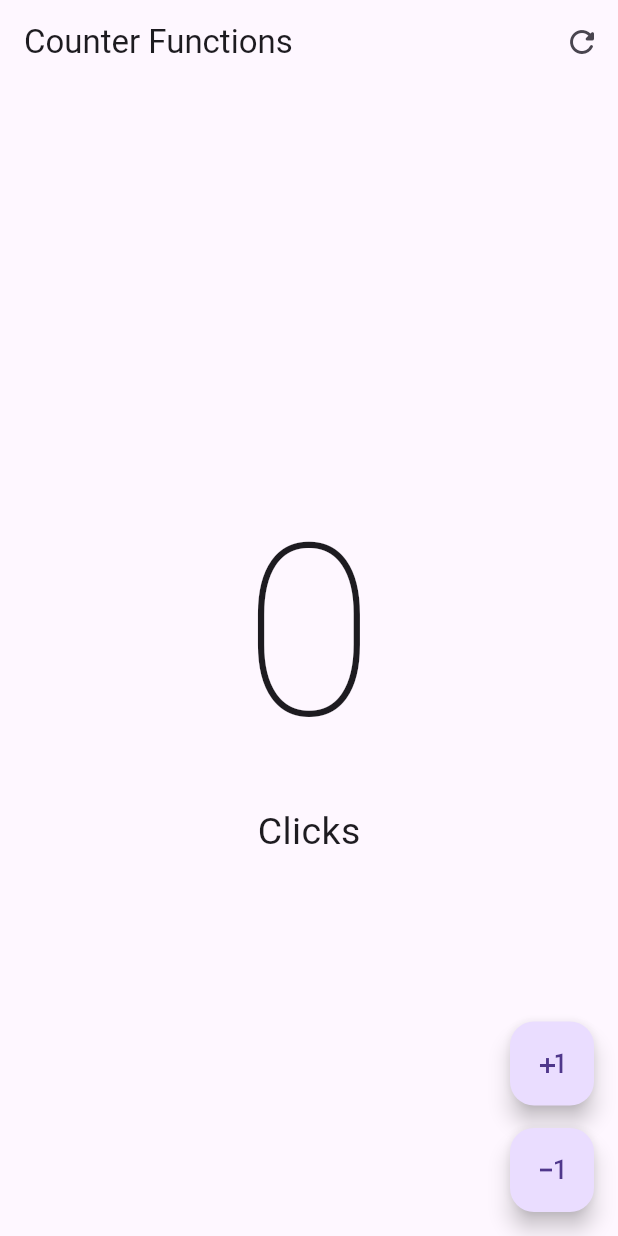
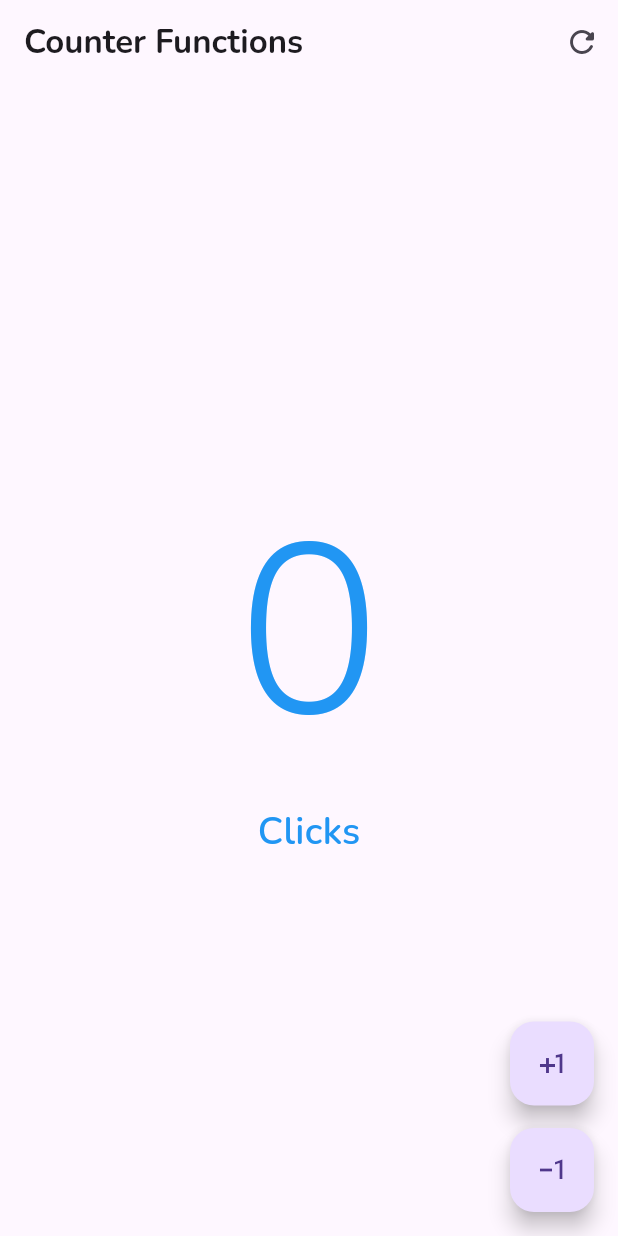
Before and after one commit to Brisgregorio/Practicas_DMI_230362, a Flutter app: the screen it shows after launch, after a tap on the "plus one" icon, after a tap on the "exposure minus 1" icon, on a phone screen of 412 x 824 dp. Run offline on Flutter 3.47's test engine with Material 3 defaults, Android fonts, the phone set to English and light mode, and no system bars; our stand-ins replace google_fonts.

Commit message:
Tarea Flutter
Se realizo la primera tarea de la practica cambio de colores y tipo de letra

```diff
--- a/hello_word_app/lib/presetation/screens/counter/counter_screen.dart
+++ b/hello_word_app/lib/presetation/screens/counter/counter_screen.dart
@@ -1,28 +1,63 @@
 import 'package:flutter/material.dart';
+import 'package:google_fonts/google_fonts.dart';
 
 class CounterFunctionsScreen extends StatefulWidget {
   const CounterFunctionsScreen({super.key});
 
   @override
-  State<CounterFunctionsScreen> createState() => _CounterFunctionsScreenState();
+  State<CounterFunctionsScreen> createState() =>
+      _CounterFunctionsScreenState();
 }
 
 class _CounterFunctionsScreenState extends State<CounterFunctionsScreen> {
   int clickCounter = 0;
 
+  Color get counterColor {
+    if (clickCounter > 0) {
+      return Colors.green;
+    }
+
+    if (clickCounter < 0) {
+      return Colors.red;
+    }
+
+    return Colors.blue;
+  }
+
+  void increaseCounter() {
+    setState(() {
+      clickCounter++;
+    });
+  }
+
+  void decreaseCounter() {
+    setState(() {
+      clickCounter--;
+    });
+  }
+
+  void resetCounter() {
+    setState(() {
+      clickCounter = 0;
+    });
+  }
+
   @override
   Widget build(BuildContext context) {
     return Scaffold(
       appBar: AppBar(
-        title: const Text('Counter Functions'),
+        title: Text(
+          'Counter Functions',
+          style: GoogleFonts.nunito(
+            fontSize: 22,
+            fontWeight: FontWeight.bold,
+          ),
+        ),
         actions: [
           IconButton(
-            icon: Icon(Icons.refresh_rounded),
-            onPressed: () {
-              setState(() {
-                clickCounter = 0;
-              });
-            },
+            icon: const Icon(Icons.refresh_rounded),
+            tooltip: 'Reiniciar contador',
+            onPressed: resetCounter,
           ),
         ],
       ),
@@ -30,10 +65,22 @@ class _CounterFunctionsScreenState extends State<CounterFunctionsScreen> {
         child: Column(
           mainAxisAlignment: MainAxisAlignment.center,
           children: [
-              Text('$clickCounter',
-                style: const TextStyle(
-                  fontSize: 160, fontWeight: FontWeight.w100 )),
-              Text('Click${clickCounter == 1 ? '' : 's' }', style: TextStyle( fontSize: 25 ))
+            Text(
+              '$clickCounter',
+              style: GoogleFonts.nunito(
+                fontSize: 160,
+                fontWeight: FontWeight.w300,
+                color: counterColor,
+              ),
+            ),
+            Text(
+              'Click${clickCounter == 1 ? '' : 's'}',
+              style: GoogleFonts.nunito(
+                fontSize: 25,
+                fontWeight: FontWeight.w600,
+                color: counterColor,
+              ),
+            ),
           ],
         ),
       ),
@@ -41,24 +88,18 @@ class _CounterFunctionsScreenState extends State<CounterFunctionsScreen> {
         mainAxisAlignment: MainAxisAlignment.end,
         children: [
           FloatingActionButton(
-              onPressed: () {
-                clickCounter ++;
-                setState(() {});
-              },
-              child: const Icon( Icons.plus_one ),
+            heroTag: 'increase_button',
+            onPressed: increaseCounter,
+            child: const Icon(Icons.plus_one),
           ),
-
-            SizedBox(height: 15,),
-
+          const SizedBox(height: 15),
           FloatingActionButton(
-              onPressed: () {
-                clickCounter --;
-                setState(() {});
-              },
-              child: const Icon( Icons.exposure_minus_1_outlined ),
+            heroTag: 'decrease_button',
+            onPressed: decreaseCounter,
+            child: const Icon(Icons.exposure_minus_1_outlined),
           ),
         ],
-        )
+      ),
     );
   }
 }
--- a/hello_word_app/pubspec.yaml
+++ b/hello_word_app/pubspec.yaml
@@ -34,6 +34,7 @@ dependencies:
   # The following adds the Cupertino Icons font to your application.
   # Use with the CupertinoIcons class for iOS style icons.
   cupertino_icons: ^1.0.8
+  google_fonts: ^8.2.1
 
 dev_dependencies:
   flutter_test:
```
Also changed, not shown: hello_word_app/pubspec.lock, 3 other files. Lines whose indentation alone changed are shown as unchanged.
